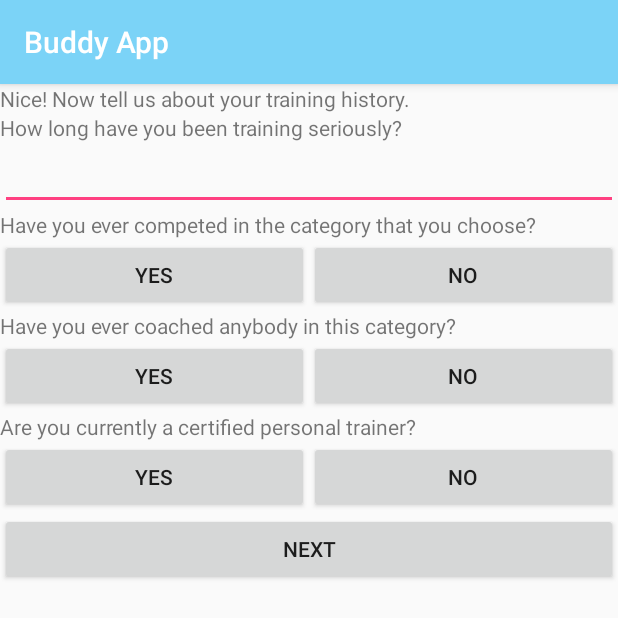
After one commit to dev-titechnologies/buddi-android, an Android app: the Question3 screen opened directly, with no data from a screen before it, on a phone screen of 412 x 824 dp. The commit adds this screen. Shown: the top 618 px of the screen. Run offline under Robolectric (Android 15) with nearby library versions, the phone set to English and light mode, and no system bars; our stand-ins replace CircleImageView.

Commit message:
questions screen

```diff
--- /dev/null
+++ b/app/src/main/java/buddyapp/com/activity/questions/Question3.java
@@ -0,0 +1,120 @@
+package buddyapp.com.activity.questions;
+
+import android.content.Intent;
+import android.support.v7.app.AppCompatActivity;
+import android.os.Bundle;
+import android.view.View;
+import android.widget.Button;
+import android.widget.EditText;
+import android.widget.Toast;
+
+import buddyapp.com.R;
+import buddyapp.com.Settings.Constants;
+import buddyapp.com.Settings.PreferencesUtils;
+
+public class Question3 extends AppCompatActivity {
+    Button next,yes_competed_category,no_competed_category,yes_coached_anybody,no_coached_anybody
+       ,yes_certified_trainer,no_certified_trainer;
+
+    String competed_category="",coached_anybody="",certified_trainer ="";
+    EditText training_exp;
+    @Override
+    protected void onCreate(Bundle savedInstanceState) {
+        super.onCreate(savedInstanceState);
+        setContentView(R.layout.activity_question3);
+        next=(Button)findViewById(R.id.next);
+        training_exp=(EditText)findViewById(R.id.training_exp);
+
+        yes_competed_category=(Button)findViewById(R.id.yes_competed_category);
+        no_competed_category=(Button)findViewById(R.id.no_competed_category);
+        yes_coached_anybody=(Button)findViewById(R.id.yes_coached_anybody);
+        no_coached_anybody=(Button)findViewById(R.id.no_coached_anybody);
+        yes_certified_trainer=(Button)findViewById(R.id.yes_certified_trainer);
+        no_certified_trainer=(Button)findViewById(R.id.no_certified_trainer);
+
+
+
+        yes_competed_category.setOnClickListener(new View.OnClickListener() {
+            @Override
+            public void onClick(View view) {
+                competed_category ="yes";
+            }
+        });
+        no_competed_category.setOnClickListener(new View.OnClickListener() {
+            @Override
+            public void onClick(View view) {
+                competed_category ="no";
+            }
+        });
+
+
+        yes_coached_anybody.setOnClickListener(new View.OnClickListener() {
+            @Override
+            public void onClick(View view) {
+                coached_anybody ="yes";
+            }
+        });
+        no_coached_anybody.setOnClickListener(new View.OnClickListener() {
+            @Override
+            public void onClick(View view) {
+                coached_anybody ="no";
+            }
+        });
+
+
+        yes_certified_trainer.setOnClickListener(new View.OnClickListener() {
+            @Override
+            public void onClick(View view) {
+                certified_trainer ="yes";
+            }
+        });
+        no_certified_trainer.setOnClickListener(new View.OnClickListener() {
+            @Override
+            public void onClick(View view) {
+                certified_trainer ="no";
+            }
+        });
+
+
+
+
+
+
+        next.setOnClickListener(new View.OnClickListener() {
+            @Override
+            public void onClick(View view) {
+if (training_exp.getText().toString().trim().length()==0){
+
+    training_exp.setError("Please enter your experience.");
+
+}else if (competed_category.length()==0){
+
+    Toast.makeText(Question3.this, "Please Confirm your Competed Category field", Toast.LENGTH_SHORT).show();
+
+
+}else if (coached_anybody.length()==0){
+
+
+    Toast.makeText(Question3.this, "Please Confirm your Coached Anybody field", Toast.LENGTH_SHORT).show();
+
+}else if (certified_trainer.length()==0){
+
+
+    Toast.makeText(Question3.this, "Please Confirm your Certified Trainer field", Toast.LENGTH_SHORT).show();
+
+}else {
+
+
+    PreferencesUtils.saveData(Constants.training_exp,training_exp.getText().toString(),getApplicationContext());
+
+    PreferencesUtils.saveData(Constants.competed_category,competed_category,getApplicationContext());
+    PreferencesUtils.saveData(Constants.coached_anybody,coached_anybody,getApplicationContext());
+    PreferencesUtils.saveData(Constants.certified_trainer,certified_trainer,getApplicationContext());
+
+    startActivity(new Intent(getApplicationContext(), Question4.class));
+
+
+}    }
+        });
+    }
+}
--- a/app/src/main/java/buddyapp/com/utils/Urls.java
+++ b/app/src/main/java/buddyapp/com/utils/Urls.java
@@ -8,7 +8,9 @@ import java.security.PublicKey;
 
 public class Urls {
 
-    public static String BASEURL= "http://192.168.1.20:9002";
+//    public static String BASEURL= "http://192.168.1.20:9002";
+
+    public static String BASEURL= "http://192.168.1.14:4001";
 
     public static String LOGIN= "/login/login";
 
--- /dev/null
+++ b/app/src/main/res/layout/activity_question3.xml
@@ -0,0 +1,111 @@
+<?xml version="1.0" encoding="utf-8"?>
+<RelativeLayout xmlns:android="http://schemas.android.com/apk/res/android"
+    xmlns:app="http://schemas.android.com/apk/res-auto"
+    xmlns:tools="http://schemas.android.com/tools"
+    android:layout_width="match_parent"
+    android:layout_height="match_parent"
+    tools:context="buddyapp.com.activity.questions.Question3">
+
+    <ScrollView
+        android:layout_width="match_parent"
+        android:layout_height="match_parent">
+
+        <LinearLayout
+            android:layout_width="match_parent"
+            android:layout_height="match_parent"
+            android:orientation="vertical">
+<TextView
+    android:layout_width="match_parent"
+    android:text="@string/text_training_history"
+    android:layout_height="wrap_content" />
+
+
+            <TextView
+                android:layout_width="match_parent"
+                android:text="@string/text_how_long_training"
+                android:layout_height="wrap_content" />
+            <EditText
+                android:layout_width="match_parent"
+android:id="@+id/training_exp"
+
+                android:maxLines="4"
+                android:layout_height="wrap_content" />
+            <TextView
+                android:layout_width="match_parent"
+                android:text="@string/have_cometed_category"
+                android:layout_height="wrap_content" />
+
+            <LinearLayout
+                android:layout_width="match_parent"
+                android:orientation="horizontal"
+                android:layout_height="wrap_content">
+                <Button
+                    android:layout_width="match_parent"
+                    android:layout_weight="1"
+                    android:id="@+id/yes_competed_category"
+                    android:text="@string/yes"
+                    android:layout_height="wrap_content" />
+                <Button
+                    android:layout_width="match_parent"
+                    android:layout_weight="1"
+                    android:text="@string/no"
+                    android:id="@+id/no_competed_category"
+                    android:layout_height="wrap_content" />
+
+            </LinearLayout>
+            <TextView
+                android:layout_width="match_parent"
+                android:text="@string/have_coached_category"
+                android:layout_height="wrap_content" />
+
+            <LinearLayout
+                android:layout_width="match_parent"
+                android:orientation="horizontal"
+                android:layout_height="wrap_content">
+                <Button
+                    android:layout_width="match_parent"
+                    android:layout_weight="1"
+                    android:id="@+id/yes_coached_anybody"
+                    android:text="@string/yes"
+                    android:layout_height="wrap_content" />
+                <Button
+                    android:layout_width="match_parent"
+                    android:layout_weight="1"
+                    android:text="@string/no"
+                    android:id="@+id/no_coached_anybody"
+                    android:layout_height="wrap_content" />
+
+            </LinearLayout>
+            <TextView
+                android:layout_width="match_parent"
+                android:text="@string/certified_personal"
+                android:layout_height="wrap_content" />
+
+            <LinearLayout
+                android:layout_width="match_parent"
+                android:orientation="horizontal"
+                android:layout_height="wrap_content">
+                <Button
+                    android:layout_width="match_parent"
+                    android:layout_weight="1"
+                    android:id="@+id/yes_certified_trainer"
+                    android:text="@string/yes"
+                    android:layout_height="wrap_content" />
+                <Button
+                    android:layout_width="match_parent"
+                    android:layout_weight="1"
+                    android:text="@string/no"
+                    android:id="@+id/no_certified_trainer"
+                    android:layout_height="wrap_content" />
+
+            </LinearLayout>
+            <Button
+                android:layout_width="match_parent"
+                android:text="@string/next"
+                android:id="@+id/next"
+                android:layout_height="wrap_content" />
+        </LinearLayout>
+
+    </ScrollView>
+
+</RelativeLayout>
--- a/app/src/main/res/layout/category_item.xml
+++ b/app/src/main/res/layout/category_item.xml
@@ -24,6 +24,7 @@ android:layout_gravity="center"
             android:layout_width="75dp"
             android:layout_margin="@dimen/medium"
             android:id="@+id/cat_image"
+            android:layout_gravity="center"
             android:layout_height="75dp" />
         <TextView
             android:layout_width="wrap_content"
--- a/app/src/main/res/values/strings.xml
+++ b/app/src/main/res/values/strings.xml
@@ -17,5 +17,25 @@
 
     <string name="mobile_verification">We are unable to auto verify your mobile number.\n
     please enter the code</string>
+    <string name="next">Next</string>
+    <string name="yes">Yes</string>
+    <string name="no">No</string>
+
+    <string name="list_gym_sub">List any current gym subscriptions you currently have</string>
+    <string name="what_zipcode">What is your zipcode?</string>
+    <string name="access_military_instalations">Do you have access to military installations?</string>
+    <string name="text_training_history">Nice! Now tell us about your training history.</string>
+    <string name="text_how_long_training">How long have you been training seriously?</string>
+    <string name="have_cometed_category">Have you ever competed in the category that you choose?</string>
+
+    <string name="have_coached_category">Have you ever coached anybody in this category?</string>
+
+    <string name="certified_personal">Are you currently a certified personal trainer?</string>
+
+
+    <string name="more_information">Just a little more information:</string>
+    <string name="list_1rep_movement">List your 1 rep max for each movement that applies to the category you wish to coach:</string>
+    <string name="current_weight_text">What is your current weight?</string>
+    <string name="pounds_text">Have you ever lost or gained 20+ pounds within a6 months perios?</string>
 
 </resources>
```
Also changed, not shown: app/src/main/AndroidManifest.xml (+31 -23 lines), app/src/main/java/buddyapp/com/Settings/Constants.java (+12 -0 lines), app/src/main/java/buddyapp/com/activity/ChooseCategory.java (+46 -1 lines), app/src/main/java/buddyapp/com/activity/questions/Question1.java (added, +39 -0 lines), app/src/main/java/buddyapp/com/activity/questions/Question2.java (added, +66 -0 lines), app/src/main/java/buddyapp/com/activity/questions/Question4.java (added, +30 -0 lines), app/src/main/java/buddyapp/com/adapter/CategoryAdapter.java (+7 -6 lines), app/src/main/java/buddyapp/com/database/DatabaseHandler.java (+14 -7 lines), app/src/main/res/drawable/ic_next.xml (added, +9 -0 lines), app/src/main/res/layout/activity_question1.xml (added, +27 -0 lines), app/src/main/res/layout/activity_question2.xml (added, +62 -0 lines), app/src/main/res/layout/activity_question4.xml (added, +72 -0 lines), app/src/main/res/menu/choose_category.xml (added, +8 -0 lines).
